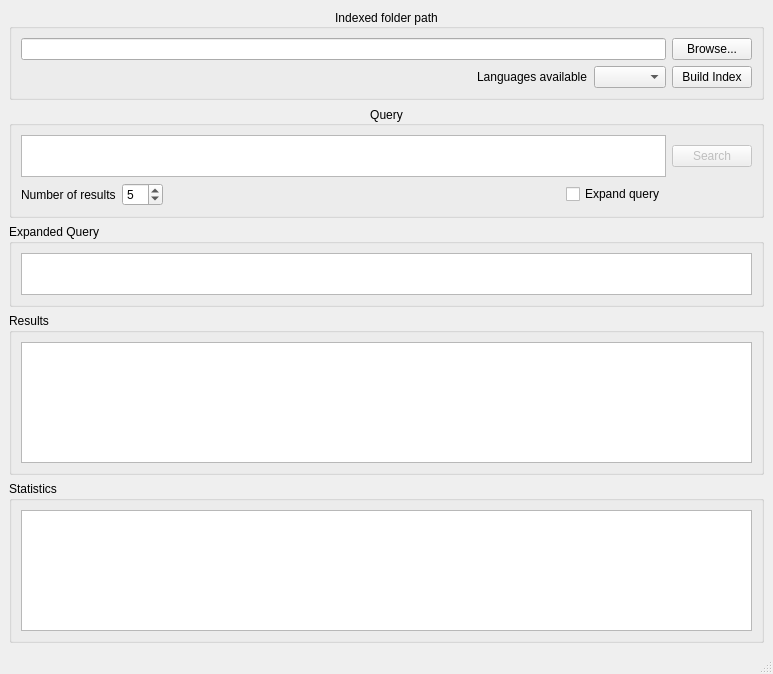
The window that UI/main.ui (lailaglez/belief-network-irs) describes before a commit, drawn with Qt 5.
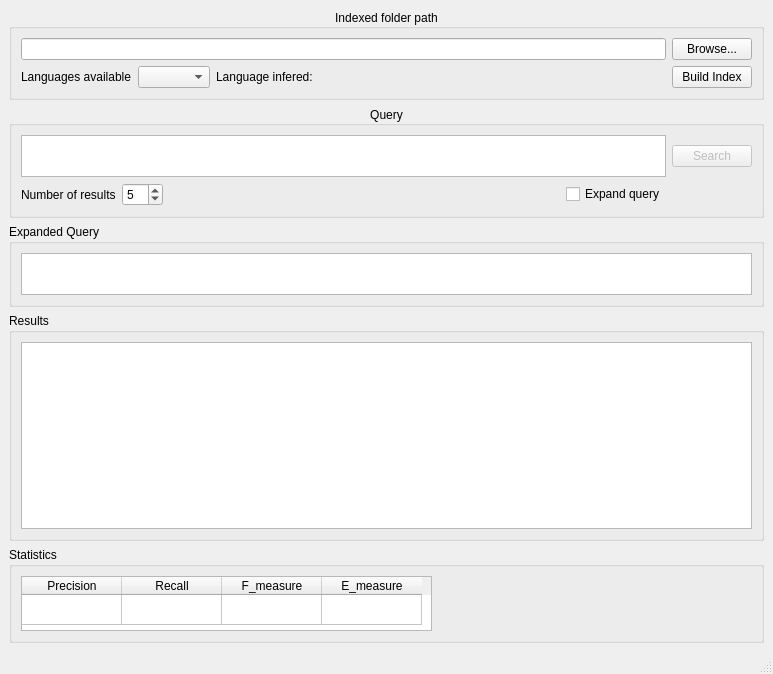
The same window after the commit.

Commit message: Label for Infered Language added

The edit to the form file:
```diff
--- a/UI/main.ui
+++ b/UI/main.ui
@@ -14,7 +14,7 @@
    <string>MainWindow</string>
   </property>
   <widget class="QWidget" name="centralwidget">
-   <layout class="QVBoxLayout" name="verticalLayout_2">
+   <layout class="QVBoxLayout" name="verticalLayout_3">
     <item>
      <widget class="QGroupBox" name="groupBox">
       <property name="title">
@@ -24,10 +24,10 @@
        <set>Qt::AlignCenter</set>
       </property>
       <layout class="QGridLayout" name="gridLayout_2">
-       <item row="0" column="0" colspan="3">
+       <item row="0" column="0" colspan="4">
         <widget class="QLineEdit" name="pathLineEdit"/>
        </item>
-       <item row="0" column="3">
+       <item row="0" column="4">
         <widget class="QPushButton" name="browseBtn">
          <property name="text">
           <string>Browse...</string>
@@ -35,29 +35,36 @@
         </widget>
        </item>
        <item row="1" column="0">
-        <spacer name="horizontalSpacer_2">
-         <property name="orientation">
-          <enum>Qt::Horizontal</enum>
-         </property>
-         <property name="sizeHint" stdset="0">
-          <size>
-           <width>390</width>
-           <height>20</height>
-          </size>
-         </property>
-        </spacer>
-       </item>
-       <item row="1" column="1">
         <widget class="QLabel" name="label_2">
          <property name="text">
           <string>Languages available</string>
          </property>
         </widget>
        </item>
-       <item row="1" column="2">
+       <item row="1" column="1">
         <widget class="QComboBox" name="languagesCB"/>
        </item>
+       <item row="1" column="2">
+        <widget class="QLabel" name="inferedLabel">
+         <property name="text">
+          <string>Language infered:</string>
+         </property>
+        </widget>
+       </item>
        <item row="1" column="3">
+        <spacer name="horizontalSpacer_2">
+         <property name="orientation">
+          <enum>Qt::Horizontal</enum>
+         </property>
+         <property name="sizeHint" stdset="0">
+          <size>
+           <width>260</width>
+           <height>20</height>
+          </size>
+         </property>
+        </spacer>
+       </item>
+       <item row="1" column="4">
         <widget class="QPushButton" name="buildBtn">
          <property name="text">
           <string>Build Index</string>
@@ -184,9 +191,52 @@
       <property name="title">
        <string>Statistics</string>
       </property>
-      <layout class="QVBoxLayout" name="verticalLayout_4">
+      <layout class="QVBoxLayout" name="verticalLayout_2">
        <item>
-        <widget class="QListWidget" name="statisticslistWidget"/>
+        <widget class="QTableWidget" name="tableWidget">
+         <property name="maximumSize">
+          <size>
+           <width>411</width>
+           <height>55</height>
+          </size>
+         </property>
+         <property name="cornerButtonEnabled">
+          <bool>false</bool>
+         </property>
+         <property name="rowCount">
+          <number>1</number>
+         </property>
+         <property name="columnCount">
+          <number>4</number>
+         </property>
+         <attribute name="horizontalHeaderCascadingSectionResizes">
+          <bool>false</bool>
+         </attribute>
+         <attribute name="verticalHeaderVisible">
+          <bool>false</bool>
+         </attribute>
+         <row/>
+         <column>
+          <property name="text">
+           <string>Precision</string>
+          </property>
+         </column>
+         <column>
+          <property name="text">
+           <string>Recall</string>
+          </property>
+         </column>
+         <column>
+          <property name="text">
+           <string>F_measure</string>
+          </property>
+         </column>
+         <column>
+          <property name="text">
+           <string>E_measure</string>
+          </property>
+         </column>
+        </widget>
        </item>
       </layout>
      </widget>
```
The commit also changes 2 other files.
